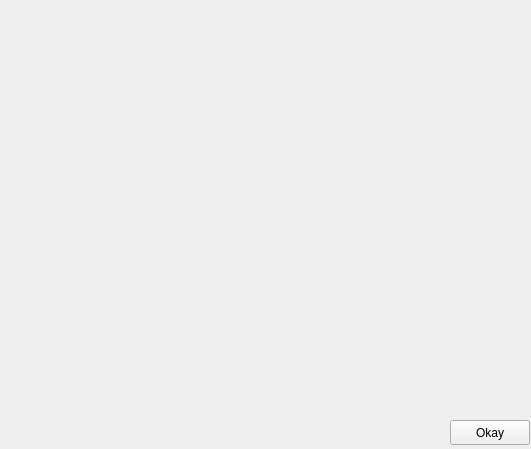
First picture: the form in gui/under_Construction.ui, repository Seagate/cloudfuse, before the edit.
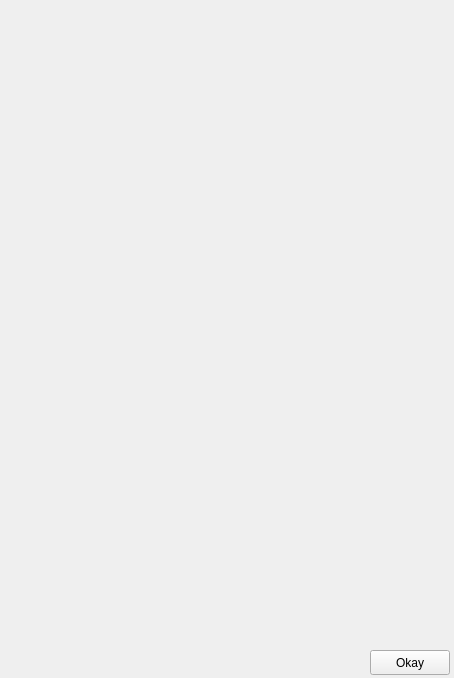
Second picture: the form after the edit.

Commit message: Redraw Stick Figure

The edit to the form file:
```diff
--- a/gui/under_Construction.ui
+++ b/gui/under_Construction.ui
@@ -6,8 +6,8 @@
    <rect>
     <x>0</x>
     <y>0</y>
-    <width>531</width>
-    <height>449</height>
+    <width>454</width>
+    <height>678</height>
    </rect>
   </property>
   <property name="windowTitle">
@@ -16,8 +16,8 @@
   <widget class="QPushButton" name="okay_button">
    <property name="geometry">
     <rect>
-     <x>450</x>
-     <y>420</y>
+     <x>370</x>
+     <y>650</y>
      <width>80</width>
      <height>25</height>
     </rect>
```
The commit also changes 1 other file.
